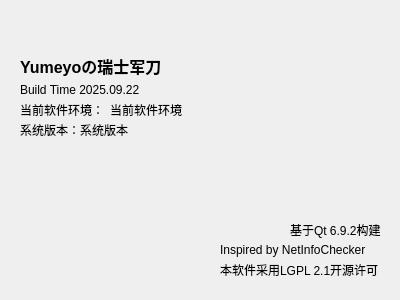
First picture: the form in about.ui, repository akass-org/Army_Knife, before the edit.
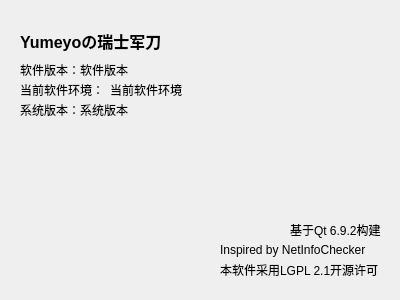
Second picture: the form after the edit. Icons and pictures are not drawn.

```diff
--- a/about.ui
+++ b/about.ui
@@ -19,7 +19,7 @@
      <x>20</x>
      <y>30</y>
      <width>231</width>
-     <height>71</height>
+     <height>21</height>
     </rect>
    </property>
    <property name="font">
@@ -32,19 +32,6 @@
     <string>Yumeyoの瑞士军刀</string>
    </property>
   </widget>
-  <widget class="QLabel" name="buildtime">
-   <property name="geometry">
-    <rect>
-     <x>20</x>
-     <y>80</y>
-     <width>141</width>
-     <height>19</height>
-    </rect>
-   </property>
-   <property name="text">
-    <string>Build Time 2025.09.22</string>
-   </property>
-  </widget>
   <widget class="QLabel" name="qtver">
    <property name="geometry">
     <rect>
@@ -104,7 +91,7 @@
    <property name="geometry">
     <rect>
      <x>20</x>
-     <y>100</y>
+     <y>80</y>
      <width>91</width>
      <height>19</height>
     </rect>
@@ -117,7 +104,7 @@
    <property name="geometry">
     <rect>
      <x>20</x>
-     <y>120</y>
+     <y>100</y>
      <width>61</width>
      <height>19</height>
     </rect>
@@ -130,8 +117,8 @@
    <property name="geometry">
     <rect>
      <x>110</x>
-     <y>100</y>
-     <width>91</width>
+     <y>80</y>
+     <width>271</width>
      <height>19</height>
     </rect>
    </property>
@@ -143,8 +130,8 @@
    <property name="geometry">
     <rect>
      <x>80</x>
-     <y>120</y>
-     <width>91</width>
+     <y>100</y>
+     <width>301</width>
      <height>19</height>
     </rect>
    </property>
@@ -152,6 +139,32 @@
     <string>系统版本</string>
    </property>
   </widget>
+  <widget class="QLabel" name="softver">
+   <property name="geometry">
+    <rect>
+     <x>20</x>
+     <y>60</y>
+     <width>61</width>
+     <height>19</height>
+    </rect>
+   </property>
+   <property name="text">
+    <string>软件版本：</string>
+   </property>
+  </widget>
+  <widget class="QLabel" name="softver_info">
+   <property name="geometry">
+    <rect>
+     <x>80</x>
+     <y>60</y>
+     <width>291</width>
+     <height>19</height>
+    </rect>
+   </property>
+   <property name="text">
+    <string>软件版本</string>
+   </property>
+  </widget>
  </widget>
  <resources>
   <include location="resource.qrc"/>
```
